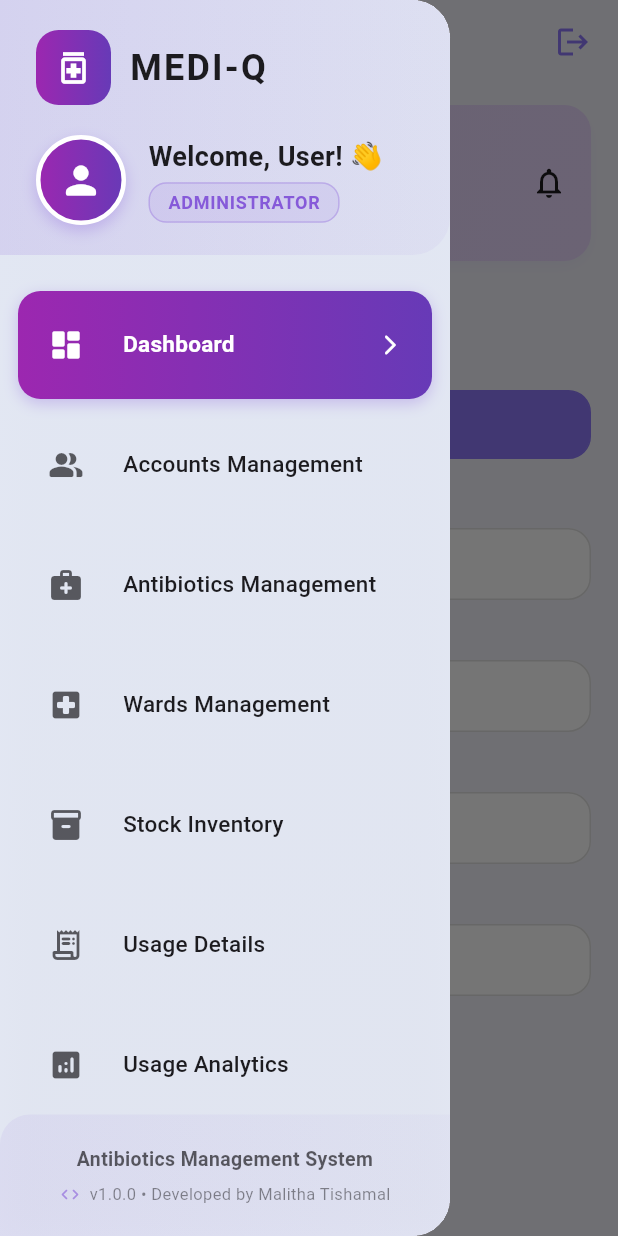
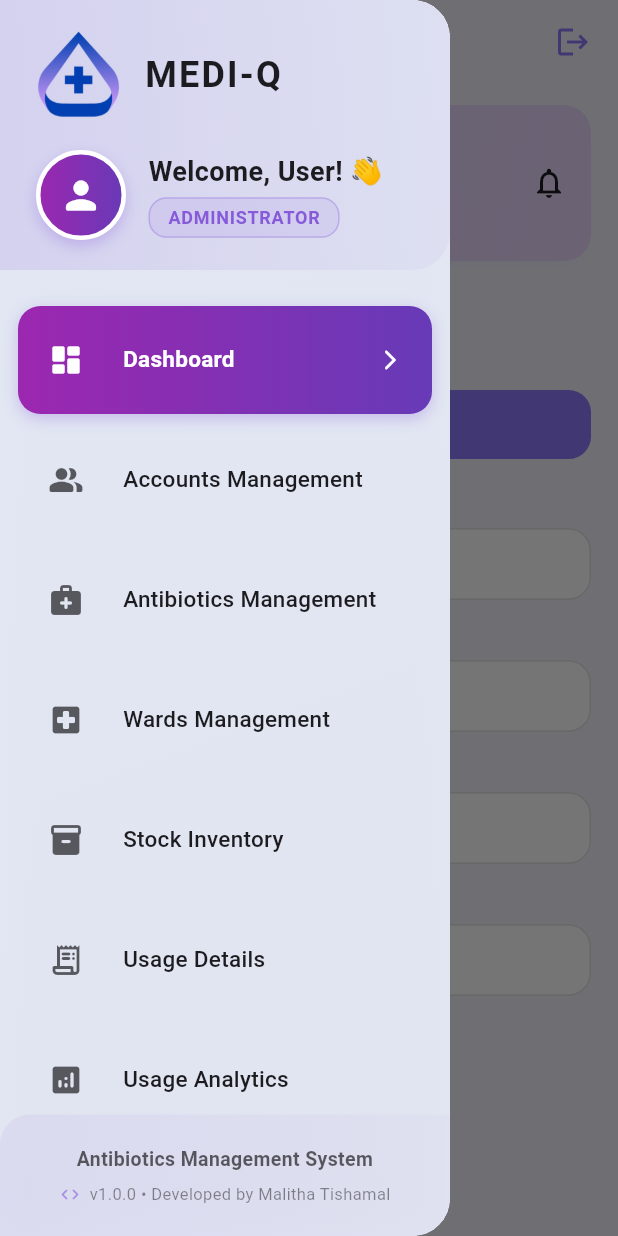
Before and after one commit to malitha-tishamal/MediQ-Antibiotic-Management-App, a Flutter app: the AdminProfileScreen screen opened directly, with the side drawer open, on a phone screen of 412 x 824 dp. Run offline on Flutter 3.47's test engine with Material 3 defaults, Android fonts, the phone set to English and light mode, and no system bars; our stand-ins replace cloud_firestore, firebase_auth, firebase_core, firebase_storage, font_awesome_flutter, image_picker and 1 more; accounts and stored records are empty.

Commit message:
fixed bugs

```diff
--- a/mediq/lib/admin/admin_dashboard.dart
+++ b/mediq/lib/admin/admin_dashboard.dart
@@ -1,21 +1,19 @@
 import 'package:flutter/material.dart';
 import 'package:firebase_auth/firebase_auth.dart';
 import '../auth/login_page.dart'; // For logout navigation
-import 'admin_drawer.dart'; // Import the reusable drawer widget
-import 'admin_profile_screen.dart'; // <--- NEW: Import the Admin Profile Screen
+import 'admin_drawer.dart'; // Drawer widget
+import 'admin_profile_screen.dart'; // Profile Screen
 
-// --- Placeholder for AppColors (assuming it's in main.dart or a utility file) ---
-// Since the full code wasn't provided, I'm defining the necessary colors here
-// so this file can run independently.
+// --- AppColors placeholder ---
 class AppColors {
   static const Color primaryPurple = Color(0xFF9F7AEA);
-  static const Color lightBackground = Color(0xFFF3F0FF); // Matches profile screen background
+  static const Color lightBackground = Color(0xFFF3F0FF);
   static const Color darkText = Color(0xFF333333);
-  static const Color adminsCountColor = Color(0xFFE53935); // Red
-  static const Color pharmacistCountColor = Color(0xFF43A047); // Green
-  static const Color totalFoundColor = Color(0xFF1E88E5); // Blue
-  static const Color releasesCountColor = Color(0xFFE53935); // Red
-  static const Color returnsCountColor = Color(0xFF43A047); // Green
+  static const Color adminsCountColor = Color(0xFFE53935);
+  static const Color pharmacistCountColor = Color(0xFF43A047);
+  static const Color totalFoundColor = Color(0xFF1E88E5);
+  static const Color releasesCountColor = Color(0xFFE53935);
+  static const Color returnsCountColor = Color(0xFF43A047);
 }
 
 class AdminDashboard extends StatefulWidget {
@@ -33,23 +31,20 @@ class AdminDashboard extends StatefulWidget {
 }
 
 class _AdminDashboardState extends State<AdminDashboard> {
-  // Static demo values (matches the numbers and padding in the screenshot)
+  // Demo values
   final int adminsCount = 10;
-  final int pharmacistsCount = 05;
+  final int pharmacistsCount = 5;
   final int antibioticsCount = 40;
   final int wardsCount = 32;
   final int stockTypesCount = 2;
   final int todayReleases = 32;
   final int todayReturns = 16;
 
-  // --- Core Functions ---
-
-  /// Handles the Firebase sign-out process and navigates to the LoginPage.
+  /// Logout function
   Future<void> _handleLogout() async {
     try {
       await FirebaseAuth.instance.signOut();
       if (mounted) {
-        // Navigate to login and remove all previous routes from the stack
         Navigator.of(context).pushAndRemoveUntil(
           MaterialPageRoute(builder: (context) => const LoginPage()),
           (Route<dynamic> route) => false,
@@ -65,45 +60,37 @@ class _AdminDashboardState extends State<AdminDashboard> {
     }
   }
 
-  /// Handles navigation tap events from the drawer or tiles.
+  /// Handle navigation from tiles or drawer
   void _onNavTap(String title) {
-    if (title == 'Profile Manage' || title == 'Profile') {
+    switch (title) {
+      case 'Profile Manage':
+      case 'Profile':
         Navigator.of(context).push(
-        MaterialPageRoute(builder: (context) => const AdminProfileScreen()),
+          MaterialPageRoute(builder: (_) => const AdminProfileScreen()),
         );
-    } else {
-      // In a real app, this would route to the appropriate screen.
+        break;
+      default:
         ScaffoldMessenger.of(context).showSnackBar(
           SnackBar(content: Text('$title tapped')),
         );
+        break;
     }
   }
-
-  // --- Build Method ---
 
   @override
   Widget build(BuildContext context) {
     final displayName = widget.userName.isNotEmpty ? widget.userName : 'Malitha';
     final displayRole = widget.userRole.isNotEmpty ? widget.userRole : 'Administrator';
 
-    // Placeholder for AdminDrawer (assuming it exists)
-    Widget drawerWidget = AdminDrawer(
+    return Scaffold(
+      backgroundColor: AppColors.lightBackground,
+      appBar: _buildAppBar(),
+      drawer: AdminDrawer(
         userName: displayName,
         userRole: displayRole,
         onNavTap: _onNavTap,
         onLogout: _handleLogout,
-    );
-
-    // Fallback if AdminDrawer is not available
-    // if (drawerWidget == null) {
-    //   drawerWidget = Drawer(child: Center(child: Text('Drawer Placeholder')));
-    // }
-
-    return Scaffold(
-      backgroundColor: AppColors.lightBackground,
-      appBar: _buildAppBar(),
-      // Using the reusable MediQDrawer component
-      drawer: drawerWidget,
+      ),
       body: SafeArea(
         child: SingleChildScrollView(
           padding: const EdgeInsets.symmetric(horizontal: 18.0, vertical: 14.0),
@@ -114,7 +101,14 @@ class _AdminDashboardState extends State<AdminDashboard> {
               const SizedBox(height: 18),
               const Padding(
                 padding: EdgeInsets.only(left: 6.0, bottom: 6),
-                child: Text('Home', style: TextStyle(fontSize: 18, fontWeight: FontWeight.bold, color: AppColors.darkText)),
+                child: Text(
+                  'Home',
+                  style: TextStyle(
+                    fontSize: 18,
+                    fontWeight: FontWeight.bold,
+                    color: AppColors.darkText,
+                  ),
+                ),
               ),
               const SizedBox(height: 8),
               _buildTilesGrid(),
@@ -122,7 +116,13 @@ class _AdminDashboardState extends State<AdminDashboard> {
               Center(
                 child: Padding(
                   padding: const EdgeInsets.only(bottom: 10.0),
-                  child: Text('Developed By Malitha Tishamal', style: TextStyle(color: AppColors.darkText.withOpacity(0.6), fontSize: 12)),
+                  child: Text(
+                    'Developed By Malitha Tishamal',
+                    style: TextStyle(
+                      color: AppColors.darkText.withOpacity(0.6),
+                      fontSize: 12,
+                    ),
+                  ),
                 ),
               ),
             ],
@@ -132,8 +132,7 @@ class _AdminDashboardState extends State<AdminDashboard> {
     );
   }
 
-  // --- App Bar ---
-
+  // --- AppBar ---
   PreferredSizeWidget _buildAppBar() {
     return AppBar(
       backgroundColor: AppColors.lightBackground,
@@ -157,12 +156,10 @@ class _AdminDashboardState extends State<AdminDashboard> {
   }
 
   // --- Header Card ---
-
   Widget _buildHeaderCard(String name, String role) {
     return Container(
       padding: const EdgeInsets.all(16),
       decoration: BoxDecoration(
-        // Gradient matches screenshot
         gradient: const LinearGradient(
           colors: [Color(0xFFE6D6F7), Color(0xFFE9D7FD)],
           begin: Alignment.topLeft,
@@ -170,12 +167,15 @@ class _AdminDashboardState extends State<AdminDashboard> {
         ),
         borderRadius: BorderRadius.circular(18),
         boxShadow: [
-          BoxShadow(color: AppColors.primaryPurple.withOpacity(0.08), blurRadius: 10, offset: const Offset(0, 4)),
+          BoxShadow(
+            color: AppColors.primaryPurple.withOpacity(0.08),
+            blurRadius: 10,
+            offset: const Offset(0, 4),
+          ),
         ],
       ),
       child: Row(
         children: [
-          // Circular avatar
           Container(
             padding: const EdgeInsets.all(8),
             decoration: BoxDecoration(
@@ -196,15 +196,13 @@ class _AdminDashboardState extends State<AdminDashboard> {
               ],
             ),
           ),
-          // Bell icon on the card
           const Icon(Icons.notifications_none, color: AppColors.darkText, size: 24),
         ],
       ),
     );
   }
 
-  // --- Grid Layout and Tiles ---
-
+  // --- Tiles Grid ---
   Widget _buildTilesGrid() {
     return GridView.count(
       crossAxisCount: 2,
@@ -212,7 +210,7 @@ class _AdminDashboardState extends State<AdminDashboard> {
       mainAxisSpacing: 10,
       shrinkWrap: true,
       physics: const NeverScrollableScrollPhysics(),
-      childAspectRatio: 1.50, // Aspect ratio matches the screenshot tiles
+      childAspectRatio: 1.50,
       children: [
         _tileAccountsManage(),
         _tileAntibiotics(),
@@ -221,13 +219,14 @@ class _AdminDashboardState extends State<AdminDashboard> {
         _tileUsageDetails(),
         _buildSmallTile(icon: Icons.analytics_outlined, title: 'Usage Analyst'),
         _buildSmallTile(icon: Icons.menu_book, title: 'Book Numbers'),
-        _buildSmallTile(icon: Icons.person_outline, title: 'Profile Manage'), // Profile Manage Tile
+        _buildSmallTile(icon: Icons.person_outline, title: 'Profile Manage'),
         _buildSmallTile(icon: Icons.developer_board, title: 'Developer About'),
         _buildLogoutTile(),
       ],
     );
   }
 
+  // --- Small Card Helper ---
   Widget _smallCard({required Widget child}) {
     return Container(
       padding: const EdgeInsets.all(12),
@@ -290,7 +289,7 @@ class _AdminDashboardState extends State<AdminDashboard> {
           children: [
             Row(
               children: [
-                const Icon(Icons.circle, color: AppColors.primaryPurple, size: 28), // Icon matches screenshot
+                const Icon(Icons.circle, color: AppColors.primaryPurple, size: 28),
                 const Spacer(),
                 const Text('Antibiotics', textAlign: TextAlign.right, style: TextStyle(fontWeight: FontWeight.w600, color: AppColors.darkText, fontSize: 14))
               ]
@@ -358,10 +357,10 @@ class _AdminDashboardState extends State<AdminDashboard> {
     );
   }
 
-  // UPDATED: Handles navigation to AdminProfileScreen specifically for 'Profile Manage'
+  // --- Small Tiles ---
   Widget _buildSmallTile({required IconData icon, required String title}) {
     return InkWell(
-      onTap: () => _onNavTap(title), // Calls the updated _onNavTap
+      onTap: () => _onNavTap(title),
       child: _smallCard(
         child: Column(
           mainAxisAlignment: MainAxisAlignment.center,
@@ -375,6 +374,7 @@ class _AdminDashboardState extends State<AdminDashboard> {
     );
   }
 
+  // --- Logout Tile ---
   Widget _buildLogoutTile() {
     return InkWell(
       onTap: _handleLogout,
--- a/mediq/lib/admin/admin_drawer.dart
+++ b/mediq/lib/admin/admin_drawer.dart
@@ -1,5 +1,6 @@
 import 'package:flutter/material.dart';
 import '../main.dart' as main_app;
+import 'admin_dashboard.dart';
 import 'admin_profile_screen.dart';
 import 'admin_developer_about_screen.dart';
 
@@ -55,7 +56,7 @@ class AdminDrawer extends StatelessWidget {
         ),
         child: Column(
           children: [
-            // ---------- Enhanced Drawer Header ----------
+            // ---------- Drawer Header ----------
             Container(
               padding: const EdgeInsets.symmetric(horizontal: 24, vertical: 20),
               decoration: BoxDecoration(
@@ -72,24 +73,22 @@ class AdminDrawer extends StatelessWidget {
               child: Column(
                 crossAxisAlignment: CrossAxisAlignment.start,
                 children: [
-                  // App Logo and Name
+                  // App Logo & Name
                   Row(
                     children: [
-                      Container(
-                        width: 50,
-                        height: 50,
-                        decoration: BoxDecoration(
-                          gradient: const LinearGradient(
-                            colors: [
-                              main_app.AppColors.buttonGradientStart,
-                              main_app.AppColors.buttonGradientEnd,
-                            ],
+                     Container(
+                          width: 60,
+                          height: 60,
+                          decoration: BoxDecoration(
+                            borderRadius: BorderRadius.circular(15),
+                            image: const DecorationImage(
+                              image: AssetImage('assets/logo2.png'), // Your image path
+                              fit: BoxFit.cover,
+                            ),
                           ),
-                          borderRadius: BorderRadius.circular(15),
                         ),
-                        child: const Icon(Icons.medication_outlined,
-                            color: Colors.white, size: 28),
-                      ),
+
+
                       const SizedBox(width: 12),
                       const Text(
                         'MEDI-Q',
@@ -183,57 +182,68 @@ class AdminDrawer extends StatelessWidget {
                 padding: const EdgeInsets.symmetric(vertical: 20),
                 children: [
                   _buildNavItem(
-                    context: context, // Add context here
+                    context: context,
                     icon: Icons.dashboard_rounded,
                     title: 'Dashboard',
-                    onTap: () => onNavTap('Home'),
+                    onTap: () {
+                      Navigator.of(context).pop(); // Close drawer
+                      Navigator.pushReplacement(
+                        context,
+                        MaterialPageRoute(
+                          builder: (_) => AdminDashboard(
+                            userName: userName,
+                            userRole: userRole,
+                          ),
+                        ),
+                      );
+                    },
                     isActive: true,
                   ),
 
                   _buildNavItem(
-                    context: context, // Add context here
+                    context: context,
                     icon: Icons.people_alt_rounded,
                     title: 'Accounts Management',
                     onTap: () => onNavTap('Accounts Manage'),
                   ),
 
                   _buildNavItem(
-                    context: context, // Add context here
+                    context: context,
                     icon: Icons.medical_services_rounded,
                     title: 'Antibiotics Management',
                     onTap: () => onNavTap('Antibiotics'),
                   ),
 
                   _buildNavItem(
-                    context: context, // Add context here
+                    context: context,
                     icon: Icons.local_hospital_rounded,
                     title: 'Wards Management',
                     onTap: () => onNavTap('Wards'),
                   ),
 
                   _buildNavItem(
-                    context: context, // Add context here
+                    context: context,
                     icon: Icons.inventory_2_rounded,
                     title: 'Stock Inventory',
                     onTap: () => onNavTap('Stocks'),
                   ),
 
                   _buildNavItem(
-                    context: context, // Add context here
+                    context: context,
                     icon: Icons.receipt_long_rounded,
                     title: 'Usage Details',
                     onTap: () => onNavTap('Usage Details'),
                   ),
 
                   _buildNavItem(
-                    context: context, // Add context here
+                    context: context,
                     icon: Icons.analytics_rounded,
                     title: 'Usage Analytics',
                     onTap: () => onNavTap('Usage Analyst'),
                   ),
 
                   _buildNavItem(
-                    context: context, // Add context here
+                    context: context,
                     icon: Icons.menu_book_rounded,
                     title: 'Record Books',
                     onTap: () => onNavTap('Book Numbers'),
@@ -246,9 +256,8 @@ class AdminDrawer extends StatelessWidget {
                   ),
                   const SizedBox(height: 10),
 
-                  // Profile and About Section
                   _buildNavItem(
-                    context: context, // Add context here
+                    context: context,
                     icon: Icons.person_rounded,
                     title: 'My Profile',
                     onTap: () {
@@ -263,7 +272,7 @@ class AdminDrawer extends StatelessWidget {
                   ),
 
                   _buildNavItem(
-                    context: context, // Add context here
+                    context: context,
                     icon: Icons.info_rounded,
                     title: 'About & Help',
                     onTap: () {
@@ -284,13 +293,12 @@ class AdminDrawer extends StatelessWidget {
                   ),
                   const SizedBox(height: 10),
 
-                  // Logout Item
                   _buildLogoutItem(context),
                 ],
               ),
             ),
 
-            // ---------- Enhanced Footer ----------
+            // ---------- Footer ----------
             Container(
               padding: const EdgeInsets.all(20),
               decoration: BoxDecoration(
@@ -344,7 +352,7 @@ class AdminDrawer extends StatelessWidget {
   }
 
   Widget _buildNavItem({
-    required BuildContext context, // Add context parameter here
+    required BuildContext context,
     required IconData icon,
     required String title,
     required VoidCallback onTap,
@@ -394,7 +402,7 @@ class AdminDrawer extends StatelessWidget {
             ? const Icon(Icons.arrow_forward_ios_rounded, color: Colors.white, size: 16)
             : null,
         onTap: () {
-          Navigator.of(context).pop(); // Now context is available here
+          Navigator.of(context).pop();
           onTap();
         },
         shape: RoundedRectangleBorder(borderRadius: BorderRadius.circular(15)),
@@ -448,7 +456,6 @@ class AdminDrawer extends StatelessWidget {
             child: Column(
               mainAxisSize: MainAxisSize.min,
               children: [
-                // Icon
                 Container(
                   width: 80,
                   height: 80,
@@ -463,29 +470,17 @@ class AdminDrawer extends StatelessWidget {
                   ),
                 ),
                 const SizedBox(height: 20),
-
-                // Title
                 const Text(
                   'Confirm Logout',
-                  style: TextStyle(
-                    fontSize: 20,
-                    fontWeight: FontWeight.bold,
-                  ),
+                  style: TextStyle(fontSize: 20, fontWeight: FontWeight.bold),
                 ),
                 const SizedBox(height: 10),
-
-                // Message
                 const Text(
                   'Are you sure you want to logout from your account?',
                   textAlign: TextAlign.center,
-                  style: TextStyle(
-                    fontSize: 14,
-                    color: Colors.grey,
-                  ),
+                  style: TextStyle(fontSize: 14, color: Colors.grey),
                 ),
                 const SizedBox(height: 25),
-
-                // Buttons
                 Row(
                   children: [
                     Expanded(
@@ -498,10 +493,7 @@ class AdminDrawer extends StatelessWidget {
                           ),
                           side: BorderSide(color: main_app.AppColors.primaryPurple),
                         ),
-                        child: Text(
-                          'Cancel',
-                          style: TextStyle(color: main_app.AppColors.primaryPurple),
-                        ),
+                        child: Text('Cancel', style: TextStyle(color: main_app.AppColors.primaryPurple)),
                       ),
                     ),
                     const SizedBox(width: 12),
@@ -518,10 +510,7 @@ class AdminDrawer extends StatelessWidget {
                             borderRadius: BorderRadius.circular(12),
                           ),
                         ),
-                        child: const Text(
-                          'Logout',
-                          style: TextStyle(color: Colors.white),
-                        ),
+                        child: const Text('Logout', style: TextStyle(color: Colors.white)),
                       ),
                     ),
                   ],
```
Also changed, not shown: mediq/lib/admin/admin_developer_about_screen.dart (+98 -65 lines), mediq/pubspec.yaml (+7 -2 lines), mediq/assets/developer/developer_photo.png (added), mediq/assets/logo2.png (added), mediq/pubspec.lock, 5 other files. Lines whose indentation alone changed are shown as unchanged.
